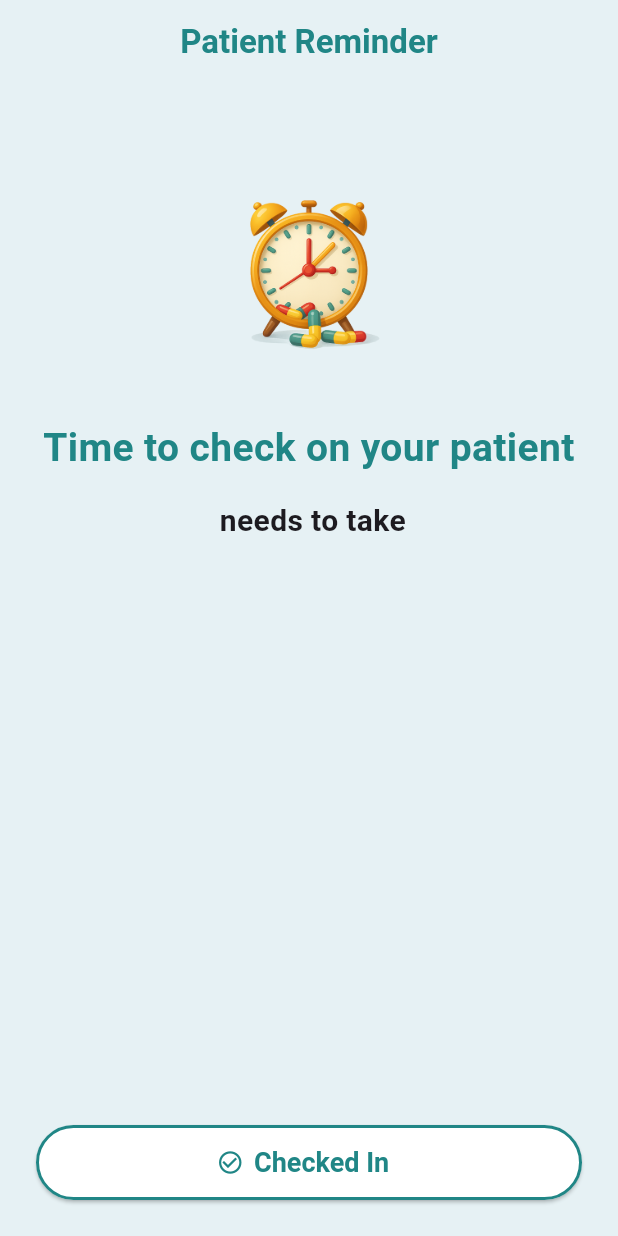
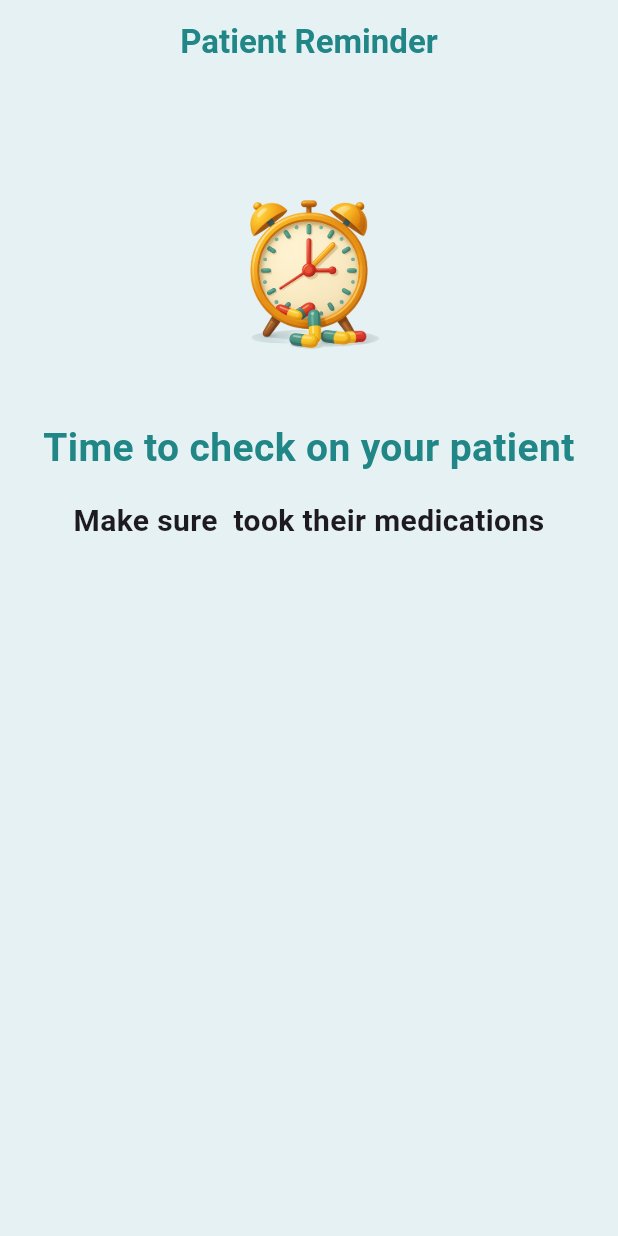
Before and after one commit to yaeltanami/mediminder, a Flutter app: the CaregiverReminderScreen screen opened directly with empty values, on a phone screen of 412 x 824 dp. Run offline on Flutter 3.47's test engine with Material 3 defaults, Android fonts, the phone set to English and light mode, and no system bars; our stand-ins replace firebase_core, firebase_messaging; accounts and stored records are empty; Roboto replaces fonts that are missing (Urbanist).

Commit message:
remove I took med button

```diff
--- a/app/lib/screens/caregiver_reminder_screen.dart
+++ b/app/lib/screens/caregiver_reminder_screen.dart
@@ -47,7 +47,7 @@ class CaregiverReminderScreen extends StatelessWidget {
             ),
             const SizedBox(height: 16),
             Text(
-              '${patientName} needs to take',
+               "Make sure $patientName took their medications",
               textAlign: TextAlign.center,
               style: const TextStyle(fontSize: 20, fontWeight: FontWeight.w600),
             ),
@@ -69,27 +69,27 @@ class CaregiverReminderScreen extends StatelessWidget {
               ),
             ),
             const SizedBox(height: 40),
-            ElevatedButton.icon(
-              onPressed: () {
-                Navigator.pop(context);
-              },
-              icon: const Icon(Icons.check_circle_outline),
-              label: const Text('Checked In'),
-              style: ElevatedButton.styleFrom(
-                backgroundColor: Colors.white,
-                foregroundColor: mainColor,
-                minimumSize: const Size.fromHeight(50),
-                shape: RoundedRectangleBorder(
-                  borderRadius: BorderRadius.circular(30),
-                  side: BorderSide(color: mainColor, width: 2),
-                ),
-                textStyle: const TextStyle(
-                  fontSize: 18,
-                  fontWeight: FontWeight.bold,
-                  fontFamily: 'Urbanist',
-                ),
-              ),
-            ),
+            // ElevatedButton.icon(
+            //   onPressed: () {
+            //     Navigator.pop(context);
+            //   },
+            //   icon: const Icon(Icons.check_circle_outline),
+            //   label: const Text('Checked In'),
+            //   style: ElevatedButton.styleFrom(
+            //     backgroundColor: Colors.white,
+            //     foregroundColor: mainColor,
+            //     minimumSize: const Size.fromHeight(50),
+            //     shape: RoundedRectangleBorder(
+            //       borderRadius: BorderRadius.circular(30),
+            //       side: BorderSide(color: mainColor, width: 2),
+            //     ),
+            //     textStyle: const TextStyle(
+            //       fontSize: 18,
+            //       fontWeight: FontWeight.bold,
+            //       fontFamily: 'Urbanist',
+            //     ),
+            //   ),
+            // ),
           ],
         ),
       ),
```
Also changed, not shown: 1 other file.
